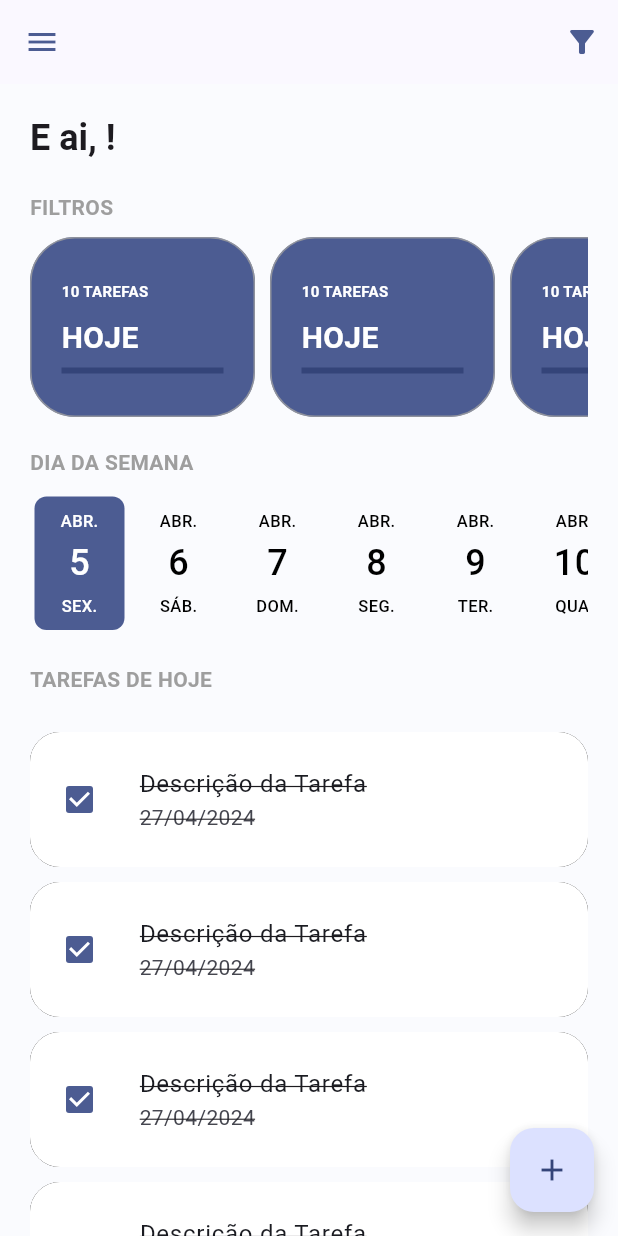
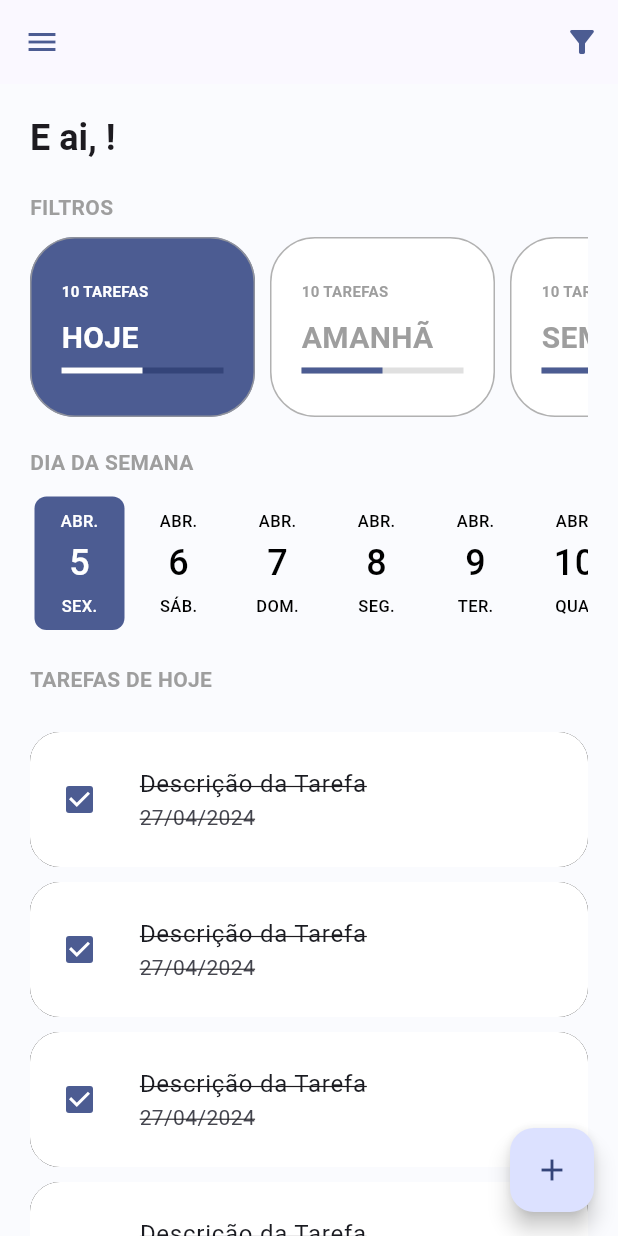
Before and after one commit to laesant/todo_list_provider, a Flutter app: the screen it shows once a user with an empty profile is signed in, on a phone screen of 412 x 824 dp. Run offline on Flutter 3.47's test engine with Material 3 defaults, Android fonts, the phone set to English and light mode, and no system bars; drawn by our look-alikes of date_picker_timeline; our stand-ins replace firebase_auth, firebase_core, flutter_signin_button, google_fonts, google_sign_in, sqflite and 1 more; missing offline and left inert: flutter_overlay_loader, validatorless; accounts and stored records are empty; network calls fail; Roboto replaces fonts that are missing (Mandali).

Commit message:
Implementando componente de Filtros de dias

```diff
--- /dev/null
+++ b/lib/app/models/task_filter_enum.dart
@@ -0,0 +1,5 @@
+enum TaskFilter {
+  today,
+  tomorrow,
+  week;
+}
--- /dev/null
+++ b/lib/app/models/total_tasks_model.dart
@@ -0,0 +1,8 @@
+class TotalTasksModel {
+  final int totalTasks;
+  final int totalTasksFinished;
+  TotalTasksModel({
+    required this.totalTasks,
+    required this.totalTasksFinished,
+  });
+}
--- a/lib/app/modules/home/home_controller.dart
+++ b/lib/app/modules/home/home_controller.dart
@@ -1,6 +1,7 @@
+import 'package:todo_list_provider/app/core/notifier/default_change_notifier.dart';
+import 'package:todo_list_provider/app/models/task_filter_enum.dart';
 
-import 'package:flutter/material.dart';
-
-class HomeController extends ChangeNotifier {
+class HomeController extends DefaultChangeNotifier {
+  var selectedFilter = TaskFilter.today;
 
 }
--- a/lib/app/modules/home/home_module.dart
+++ b/lib/app/modules/home/home_module.dart
@@ -1,12 +1,14 @@
+import 'package:provider/provider.dart';
 import 'package:todo_list_provider/app/core/modules/todo_list_module.dart';
+import 'package:todo_list_provider/app/modules/home/home_controller.dart';
 import 'package:todo_list_provider/app/modules/home/home_page.dart';
 
 class HomeModule extends TodoListModule {
   HomeModule()
       : super(
-          // bindings: [
-          //   ChangeNotifierProvider(create: (context) => HomeController())
-          // ],
+          bindings: [
+            ChangeNotifierProvider(create: (context) => HomeController())
+          ],
           routes: {
             '/home': (context) => const HomePage(),
           },
--- a/lib/app/modules/home/widgets/home_filters.dart
+++ b/lib/app/modules/home/widgets/home_filters.dart
@@ -1,16 +1,15 @@
 import 'package:flutter/material.dart';
 import 'package:flutter/widgets.dart';
+import 'package:provider/provider.dart';
 import 'package:todo_list_provider/app/core/ui/theme_extensions.dart';
+import 'package:todo_list_provider/app/models/task_filter_enum.dart';
+import 'package:todo_list_provider/app/models/total_tasks_model.dart';
+import 'package:todo_list_provider/app/modules/home/home_controller.dart';
 import 'package:todo_list_provider/app/modules/home/widgets/todo_card_filter.dart';
 
-class HomeFilters extends StatefulWidget {
+class HomeFilters extends StatelessWidget {
   const HomeFilters({super.key});
 
-  @override
-  State<HomeFilters> createState() => _HomeFiltersState();
-}
-
-class _HomeFiltersState extends State<HomeFilters> {
   @override
   Widget build(BuildContext context) {
     return Column(
@@ -25,10 +24,39 @@ class _HomeFiltersState extends State<HomeFilters> {
           scrollDirection: Axis.horizontal,
           child: Row(
             children: [
-              TodoCardFilter(),
-              TodoCardFilter(),
-              TodoCardFilter(),
-              TodoCardFilter(),
+              TodoCardFilter(
+                label: 'HOJE',
+                taskFilter: TaskFilter.today,
+                totalTasksModel: TotalTasksModel(
+                  totalTasks: 10,
+                  totalTasksFinished: 5,
+                ),
+                selected: context.select<HomeController, TaskFilter>(
+                        (value) => value.selectedFilter) ==
+                    TaskFilter.today,
+              ),
+              TodoCardFilter(
+                label: 'AMANHÃ',
+                taskFilter: TaskFilter.tomorrow,
+                totalTasksModel: TotalTasksModel(
+                  totalTasks: 10,
+                  totalTasksFinished: 5,
+                ),
+                selected: context.select<HomeController, TaskFilter>(
+                        (value) => value.selectedFilter) ==
+                    TaskFilter.tomorrow,
+              ),
+              TodoCardFilter(
+                label: 'SEMANA',
+                taskFilter: TaskFilter.week,
+                totalTasksModel: TotalTasksModel(
+                  totalTasks: 10,
+                  totalTasksFinished: 5,
+                ),
+                selected: context.select<HomeController, TaskFilter>(
+                        (value) => value.selectedFilter) ==
+                    TaskFilter.week,
+              ),
             ],
           ),
         )
--- a/lib/app/modules/home/widgets/todo_card_filter.dart
+++ b/lib/app/modules/home/widgets/todo_card_filter.dart
@@ -1,14 +1,30 @@
 import 'package:flutter/material.dart';
 import 'package:todo_list_provider/app/core/ui/theme_extensions.dart';
+import 'package:todo_list_provider/app/models/task_filter_enum.dart';
+import 'package:todo_list_provider/app/models/total_tasks_model.dart';
 
-class TodoCardFilter extends StatefulWidget {
-  const TodoCardFilter({super.key});
+class TodoCardFilter extends StatelessWidget {
+  const TodoCardFilter(
+      {super.key,
+      required this.label,
+      required this.taskFilter,
+      this.totalTasksModel,
+      required this.selected});
+  final String label;
+  final TaskFilter taskFilter;
+  final TotalTasksModel? totalTasksModel;
+  final bool selected;
+  double _getPercentFinished() {
+    final total = totalTasksModel?.totalTasks ?? 0.0;
+    final totalFinished = totalTasksModel?.totalTasksFinished ?? 0.0;
 
-  @override
-  State<TodoCardFilter> createState() => _TodoCardFilterState();
-}
+    if (total == 0) {
+      return 0;
+    }
 
-class _TodoCardFilterState extends State<TodoCardFilter> {
+    return ((totalFinished * 100) / total) / 100;
+  }
+
   @override
   Widget build(BuildContext context) {
     return Container(
@@ -19,7 +35,7 @@ class _TodoCardFilterState extends State<TodoCardFilter> {
         maxWidth: 150,
       ),
       decoration: BoxDecoration(
-          color: context.primaryColor,
+          color: selected ? context.primaryColor : Colors.white,
           border: Border.all(width: 1, color: Colors.grey.withOpacity(.8)),
           borderRadius: BorderRadius.circular(30)),
       child: Column(
@@ -27,26 +43,34 @@ class _TodoCardFilterState extends State<TodoCardFilter> {
         mainAxisAlignment: MainAxisAlignment.center,
         children: [
           Text(
-            '10 TAREFAS',
+            '${totalTasksModel?.totalTasks ?? 0} TAREFAS',
             style: context.titleStyle.copyWith(
               fontSize: 10,
-              color: Colors.white,
+              color: selected ? Colors.white : Colors.grey,
             ),
           ),
           const SizedBox(height: 10),
           Text(
-            'HOJE',
+            label,
             style: TextStyle(
               fontSize: 20,
               fontWeight: FontWeight.bold,
-              color: Colors.white,
+              color: selected ? Colors.white : Colors.grey,
             ),
           ),
           const SizedBox(height: 5),
-          LinearProgressIndicator(
-            backgroundColor: context.primaryContainerColor,
-            valueColor: const AlwaysStoppedAnimation(Colors.white),
-            value: 0,
+          TweenAnimationBuilder<double>(
+            tween: Tween(begin: 0.0, end: _getPercentFinished()),
+            duration: const Duration(seconds: 1),
+            builder: (context, value, child) {
+              return LinearProgressIndicator(
+                backgroundColor:
+                    selected ? context.primaryContainerColor : Colors.grey[300],
+                valueColor: AlwaysStoppedAnimation(
+                    selected ? Colors.white : context.primaryColor),
+                value: value,
+              );
+            },
           )
         ],
       ),
```
